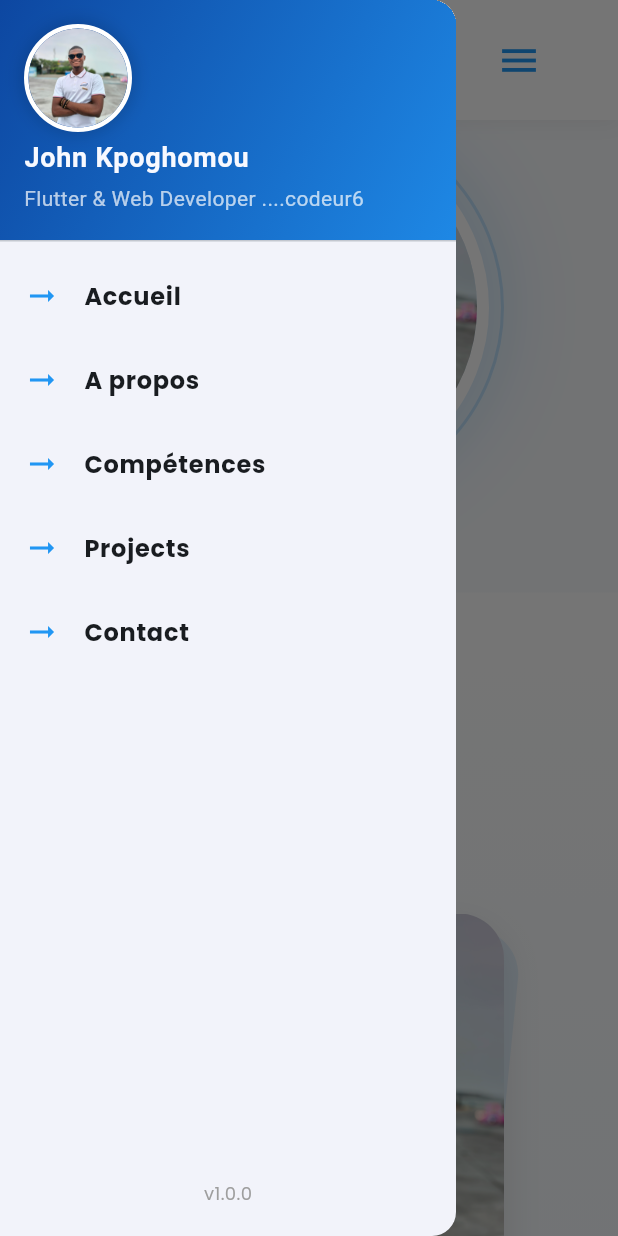
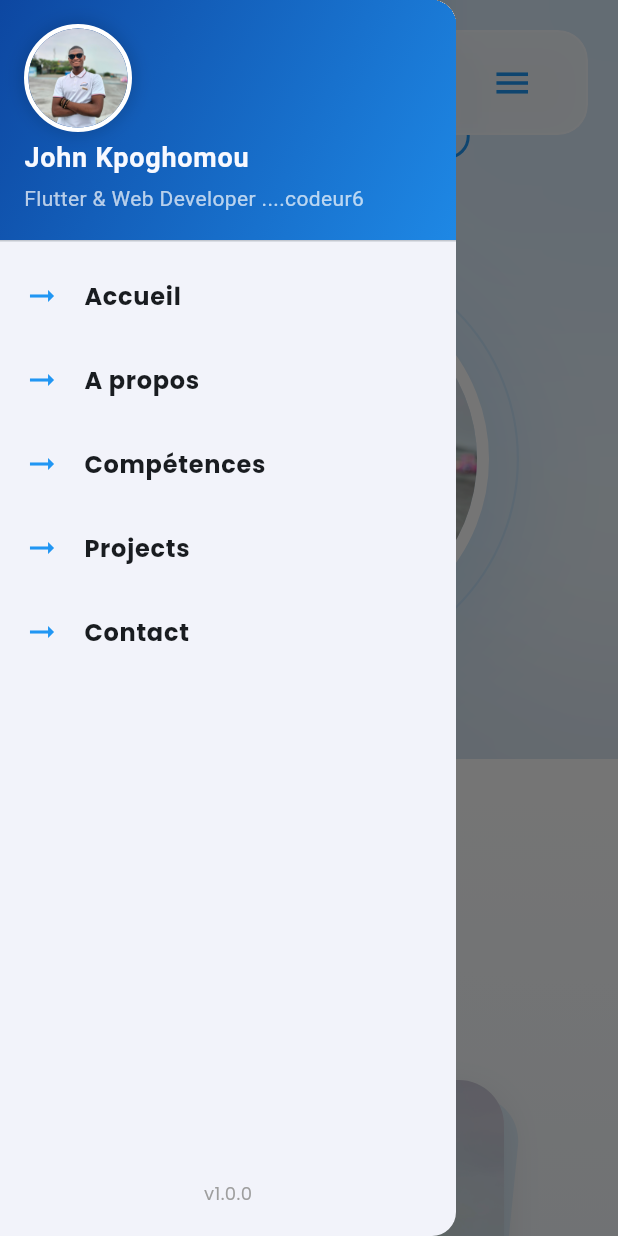
Before and after one commit to johnkpoghomou-lab/mon_portofolio, a Flutter app: the screen it shows after launch, scrolled down 576 dp, after a tap on the "menu" icon, on a phone screen of 412 x 824 dp. Run offline on Flutter 3.47's test engine with Material 3 defaults, Android fonts, the phone set to English and light mode, and no system bars; drawn by our look-alikes of flutter_animate; our stand-ins replace google_fonts, visibility_detector.

Commit message:
Upgrade UI : Modern Tech & Glassmorphism (Floating Navbar, Background Blobs, Gradient Text)

```diff
--- /dev/null
+++ b/lib/core/widgets/background_blobs.dart
@@ -0,0 +1,68 @@
+import 'dart:ui';
+import 'package:flutter/material.dart';
+
+class BackgroundDecorations extends StatelessWidget {
+  const BackgroundDecorations({super.key});
+
+  @override
+  Widget build(BuildContext context) {
+    final size = MediaQuery.of(context).size;
+
+    return Stack(
+      children: [
+        // Blue Blob Top Right
+        Positioned(
+          top: -100,
+          right: -100,
+          child: _Blob(
+            size: 400,
+            color: Colors.blue.withOpacity(0.15),
+          ),
+        ),
+
+        // Cyan Blob Middle Left
+        Positioned(
+          top: size.height * 0.4,
+          left: -150,
+          child: _Blob(
+            size: 500,
+            color: Colors.cyan.withOpacity(0.1),
+          ),
+        ),
+
+        // Indigo Blob Bottom Right
+        Positioned(
+          bottom: -150,
+          right: -50,
+          child: _Blob(
+            size: 600,
+            color: Colors.indigo.withOpacity(0.12),
+          ),
+        ),
+      ],
+    );
+  }
+}
+
+class _Blob extends StatelessWidget {
+  final double size;
+  final Color color;
+
+  const _Blob({required this.size, required this.color});
+
+  @override
+  Widget build(BuildContext context) {
+    return Container(
+      width: size,
+      height: size,
+      decoration: BoxDecoration(
+        shape: BoxShape.circle,
+        color: color,
+      ),
+      child: BackdropFilter(
+        filter: ImageFilter.blur(sigmaX: 80, sigmaY: 80),
+        child: Container(color: Colors.transparent),
+      ),
+    );
+  }
+}
--- a/lib/core/widgets/navbar.dart
+++ b/lib/core/widgets/navbar.dart
@@ -1,3 +1,4 @@
+import 'dart:ui';
 import 'package:flutter/material.dart';
 
 class Navbar extends StatelessWidget {  final Map<String, GlobalKey> sectionKeys;
@@ -14,16 +15,26 @@ Widget build(BuildContext context) {
   return LayoutBuilder(builder: (context, constraints) {
     bool isMobile = constraints.maxWidth < 750;
 
-    return Container(
-      height: 80,
-      padding: const EdgeInsets.symmetric(horizontal: 42),
+    return Center(
+      child: Container(
+        height: 70,
+        margin: const EdgeInsets.symmetric(horizontal: 20),
+        constraints: const BoxConstraints(maxWidth: 1200),
+        child: ClipRRect(
+          borderRadius: BorderRadius.circular(20),
+          child: BackdropFilter(
+            filter: ImageFilter.blur(sigmaX: 10, sigmaY: 10),
+            child: Container(
+              padding: const EdgeInsets.symmetric(horizontal: 25),
               decoration: BoxDecoration(
-        color: Colors.white,
+                color: Colors.white.withOpacity(0.7),
+                borderRadius: BorderRadius.circular(20),
+                border: Border.all(color: Colors.white.withOpacity(0.3), width: 1.5),
                 boxShadow: [
                   BoxShadow(
-              color: Colors.black.withOpacity(0.05),
-              blurRadius: 10,
-              offset: const Offset(0, 2)
+                    color: Colors.black.withOpacity(0.03),
+                    blurRadius: 20,
+                    offset: const Offset(0, 4),
                   ),
                 ],
               ),
@@ -34,7 +45,7 @@ Widget build(BuildContext context) {
                     onTap: () => onScroll(sectionKeys['Accueil']!),
                     child: Row(
                       children: [
-                const Icon(Icons.code, color: Colors.blue, size: 32),
+                        const Icon(Icons.code, color: Colors.blue, size: 28),
                         const SizedBox(width: 10),
                         RichText(
                           text: const TextSpan(
@@ -42,7 +53,7 @@ Widget build(BuildContext context) {
                               TextSpan(
                                 text: 'JOHN',
                                 style: TextStyle(
-                          fontSize: 22,
+                                  fontSize: 18,
                                   fontWeight: FontWeight.bold,
                                   color: Color(0xFF1A237E), // Navy Blue
                                   letterSpacing: 1.2,
@@ -51,7 +62,7 @@ Widget build(BuildContext context) {
                               TextSpan(
                                 text: ' .',
                                 style: TextStyle(
-                          fontSize: 30,
+                                  fontSize: 24,
                                   fontWeight: FontWeight.bold,
                                   color: Colors.blue, // The "dot" is blue
                                 ),
@@ -68,7 +79,7 @@ Widget build(BuildContext context) {
                   // --- DESKTOP MENU ---
                   if (!isMobile)
                     ...sectionKeys.entries.map((entry) => Padding(
-              padding: const EdgeInsets.symmetric(horizontal: 8),
+                      padding: const EdgeInsets.symmetric(horizontal: 4),
                       child: TextButton(
                         onPressed: () => onScroll(entry.value),
                         style: TextButton.styleFrom(
@@ -77,25 +88,26 @@ Widget build(BuildContext context) {
                         ),
                         child: Text(
                           entry.key,
-                  style: const TextStyle(fontWeight: FontWeight.w600),
+                          style: const TextStyle(fontWeight: FontWeight.w600, fontSize: 13),
                         ),
                       ),
                     )),
 
                   if (!isMobile) ...[
-            const SizedBox(width: 20),
+                    const SizedBox(width: 10),
                     // ME CONTACTER ACTION BUTTON
                     ElevatedButton(
                       style: ElevatedButton.styleFrom(
                         backgroundColor: Colors.blue,
                         foregroundColor: Colors.white,
                         elevation: 0,
+                        padding: const EdgeInsets.symmetric(horizontal: 20, vertical: 15),
                         shape: RoundedRectangleBorder(
-                    borderRadius: BorderRadius.circular(8)
+                            borderRadius: BorderRadius.circular(12)
                         ),
                       ),
                       onPressed: () => onScroll(sectionKeys['Contact']!),
-              child: const Text('Contact'),
+                      child: const Text('Contact', style: TextStyle(fontSize: 13, fontWeight: FontWeight.bold)),
                     ),
                   ],
 
@@ -103,9 +115,13 @@ Widget build(BuildContext context) {
                   if (isMobile)
                     IconButton(
                       onPressed: () => Scaffold.of(context).openDrawer(),
-              icon: const Icon(Icons.menu, color: Colors.blue, size: 30),
+                      icon: const Icon(Icons.menu, color: Colors.blue, size: 28),
                     )
                 ],
+              ),
+            ),
+          ),
+        ),
       ),
     );
   });
--- a/lib/screens/home/home_screen.dart
+++ b/lib/screens/home/home_screen.dart
@@ -1,4 +1,5 @@
 import 'package:flutter/material.dart';
+import 'package:mon_portofolio/core/widgets/background_blobs.dart';
 import 'package:mon_portofolio/core/widgets/navbar.dart';
 import 'package:mon_portofolio/sections/about_section.dart';
 import 'package:mon_portofolio/sections/contacts_section.dart';
@@ -41,23 +42,28 @@ class HomeScreen extends StatelessWidget {
   @override
   Widget build(BuildContext context) {
     return Scaffold(
-      // Pass keys and scroll function to Drawer
       drawer: MyDrawer(sectionKeys: sectionKeys, onScroll: scrollToSection),
-      body: Column(
+      body: Stack(
         children: [
-          // Pass keys and scroll function to Navbar
-          Navbar(sectionKeys: sectionKeys, onScroll: scrollToSection),
+          // 1. Background Layer
+          const BackgroundDecorations(),
 
+          // 2. Scrollable Content Layer
+          Column(
+            children: [
               Expanded(
                 child: ScrollConfiguration(
                   behavior: ScrollConfiguration.of(context).copyWith(
                     scrollbars: true,
-                physics: const BouncingScrollPhysics(),//add that smoth bound
+                    physics: const BouncingScrollPhysics(),
                   ),
                   child: SingleChildScrollView(
                     child: Column(
                       children: [
-                    HeroSection(key: homeKey, projectKey: projectsKey), // Hero usually animates on start
+                        // Space for floating Navbar
+                        const SizedBox(height: 100),
+
+                        HeroSection(key: homeKey, projectKey: projectsKey),
 
                         SmoothFade(child: About(key: aboutKey)),
 
@@ -75,6 +81,16 @@ class HomeScreen extends StatelessWidget {
               ),
             ],
           ),
+
+          // 3. Floating Navbar Layer
+          Positioned(
+            top: 20,
+            left: 0,
+            right: 0,
+            child: Navbar(sectionKeys: sectionKeys, onScroll: scrollToSection),
+          ),
+        ],
+      ),
     );
   }
 }
--- a/lib/sections/hero_section.dart
+++ b/lib/sections/hero_section.dart
@@ -92,13 +92,18 @@ class HeroSection extends StatelessWidget {
   }
 
   Widget _buildMainTitle() {
-    return const Text(
-      'John Kpoghomou',
-      style: TextStyle(
-        fontSize: 40,
-        fontWeight: FontWeight.bold,
-        color: Color(0xFF0D47A1), // Deep Professional Blue
-        letterSpacing: -1,
+    return ShaderMask(
+      shaderCallback: (bounds) => const LinearGradient(
+        colors: [Color(0xFF0D47A1), Color(0xFF42A5F5), Color(0xFF26C6DA)],
+      ).createShader(bounds),
+      child: const Text(
+        'John Kpoghomou',
+        style: TextStyle(
+          fontSize: 45,
+          fontWeight: FontWeight.bold,
+          color: Colors.white, // Required for ShaderMask
+          letterSpacing: -1,
+        ),
       ),
     ).animate().fadeIn(delay: 200.ms).slideY(begin: 0.2);
   }
@@ -172,10 +177,13 @@ class HeroSection extends StatelessWidget {
       children: [
         // Decorative pulsing ring
         Container(
-          width: size + 20,
-          height: size + 20,
-          decoration: BoxDecoration(shape: BoxShape.circle, border: Border.all(color: Colors.blue.withOpacity(0.2), width: 2)),
-        ).animate(onPlay: (c) => c.repeat()).scale(duration: 2.seconds, begin: const Offset(1,1), end: const Offset(1.2, 1.2)).fadeOut(),
+          width: size + 40,
+          height: size + 40,
+          decoration: BoxDecoration(
+            shape: BoxShape.circle,
+            border: Border.all(color: Colors.blue.withOpacity(0.1), width: 1.5),
+          ),
+        ).animate(onPlay: (c) => c.repeat()).scale(duration: 3.seconds, begin: const Offset(1,1), end: const Offset(1.3, 1.3)).fadeOut(),
 
         // The Photo
         Container(
@@ -185,7 +193,12 @@ class HeroSection extends StatelessWidget {
             shape: BoxShape.circle,
             border: Border.all(color: Colors.white, width: 8),
             boxShadow: [
-              BoxShadow(color: Colors.blue.withOpacity(0.2), blurRadius: 40, spreadRadius: 10)
+              BoxShadow(
+                color: Colors.blue.withOpacity(0.15),
+                blurRadius: 60,
+                spreadRadius: 10,
+                offset: const Offset(0, 10),
+              )
             ],
           ),
           child: ClipOval(
--- a/lib/sections/projets_section.dart
+++ b/lib/sections/projets_section.dart
@@ -226,11 +226,15 @@ class _ProjectCardState extends State<_ProjectCard> {
         curve: Curves.easeOutCubic,
         transform: isHovered ? (Matrix4.identity()..translate(0, -10, 0)) : Matrix4.identity(),
         decoration: BoxDecoration(
-          color: Colors.white,
+          color: Colors.white.withOpacity(0.8),
           borderRadius: BorderRadius.circular(25),
+          border: Border.all(
+            color: isHovered ? Colors.blue.withOpacity(0.3) : Colors.white.withOpacity(0.5),
+            width: 1.5,
+          ),
           boxShadow: [
             BoxShadow(
-              color: isHovered ? Colors.blue.withOpacity(0.2) : Colors.black.withOpacity(0.06),
+              color: isHovered ? Colors.blue.withOpacity(0.15) : Colors.black.withOpacity(0.04),
               blurRadius: isHovered ? 40 : 20,
               offset: const Offset(0, 15),
             )
--- a/lib/sections/skills_section.dart
+++ b/lib/sections/skills_section.dart
@@ -1,3 +1,4 @@
+import 'dart:ui';
 import 'package:flutter/material.dart';
 import 'package:flutter_animate/flutter_animate.dart';
 
@@ -79,30 +80,44 @@ class _SkillCardState extends State<_SkillCard> {
       onEnter: (_) => setState(() => isHovered = true),
       onExit: (_) => setState(() => isHovered = false),
       child: AnimatedContainer(
-        duration: 200.ms,
+        duration: 300.ms,
         decoration: BoxDecoration(
-          color: Colors.white,
-          borderRadius: BorderRadius.circular(15),
+          color: isHovered ? Colors.white : Colors.white.withOpacity(0.5),
+          borderRadius: BorderRadius.circular(20),
           boxShadow: [
             BoxShadow(
-              color: isHovered ? widget.iconColor.withOpacity(0.2) : Colors.black12,
-              blurRadius: isHovered ? 15 : 5,
+              color: isHovered ? widget.iconColor.withOpacity(0.2) : Colors.black.withOpacity(0.03),
+              blurRadius: isHovered ? 25 : 10,
+              offset: isHovered ? const Offset(0, 10) : const Offset(0, 5),
             )
           ],
-          border: Border.all(color: isHovered ? widget.iconColor : Colors.transparent),
+          border: Border.all(
+            color: isHovered ? widget.iconColor.withOpacity(0.5) : Colors.white.withOpacity(0.3),
+            width: 1.5,
           ),
+        ),
+        child: ClipRRect(
+          borderRadius: BorderRadius.circular(20),
+          child: BackdropFilter(
+            filter: ImageFilter.blur(sigmaX: 5, sigmaY: 5),
             child: Column(
               mainAxisAlignment: MainAxisAlignment.center,
               children: [
                 Icon(widget.icon, size: 45, color: widget.iconColor)
                     .animate(target: isHovered ? 1 : 0)
-                .scale(end: const Offset(1.2, 1.2)),
-            const SizedBox(height: 12),
+                    .scale(end: const Offset(1.15, 1.15)),
+                const SizedBox(height: 15),
                 Text(
                   widget.name,
-              style: const TextStyle(fontSize: 16, fontWeight: FontWeight.bold),
+                  style: TextStyle(
+                    fontSize: 15,
+                    fontWeight: FontWeight.bold,
+                    color: isHovered ? Colors.black87 : Colors.black54,
+                  ),
                 ),
               ],
+            ),
+          ),
         ),
       ),
     );
```
Also changed, not shown: 2 other files. Lines whose indentation alone changed are shown as unchanged.
